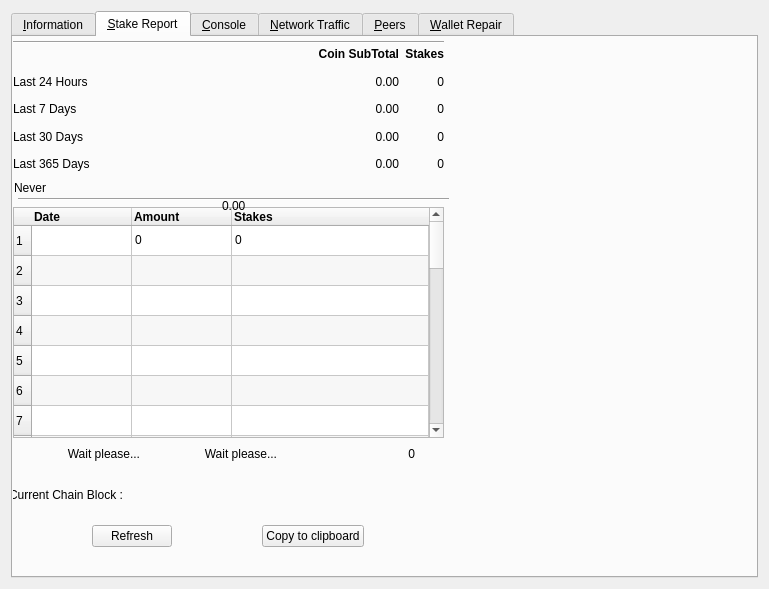
Before: the Qt Designer form src/qt/forms/rpcconsole.ui in duality-solutions/Sequence, drawn with Qt 5.
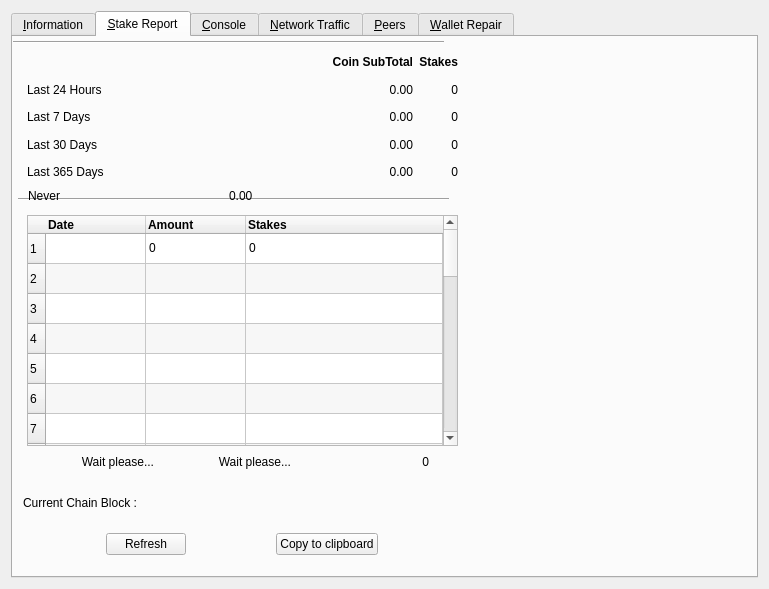
After: the same form once the commit is applied. Icons and pictures are not drawn. Custom widgets are drawn as their Qt base class.

Commit message: Better align Stake Report Page

```diff
--- a/src/qt/forms/rpcconsole.ui
+++ b/src/qt/forms/rpcconsole.ui
@@ -427,8 +427,8 @@
       <widget class="QWidget" name="horizontalLayoutWidget">
        <property name="geometry">
         <rect>
-         <x>-5</x>
-         <y>483</y>
+         <x>9</x>
+         <y>491</y>
          <width>441</width>
          <height>32</height>
         </rect>
@@ -506,8 +506,8 @@
       <widget class="QWidget" name="gridLayoutWidget2">
        <property name="geometry">
         <rect>
-         <x>-5</x>
-         <y>402</y>
+         <x>9</x>
+         <y>410</y>
          <width>442</width>
          <height>30</height>
         </rect>
@@ -590,13 +590,13 @@
       <widget class="QWidget" name="horizontalLayoutWidget2">
        <property name="geometry">
         <rect>
-         <x>1</x>
-         <y>136</y>
+         <x>15</x>
+         <y>144</y>
          <width>431</width>
          <height>30</height>
         </rect>
        </property>
-       <layout class="QHBoxLayout" name="horizontalLayout2" stretch="0">
+       <layout class="QHBoxLayout" name="horizontalLayout2" stretch="0,0">
         <property name="sizeConstraint">
          <enum>QLayout::SetDefaultConstraint</enum>
         </property>
@@ -632,13 +632,43 @@
           </property>
          </widget>
         </item>
+        <item>
+         <widget class="QLabel" name="Amount_Last">
+          <property name="sizePolicy">
+           <sizepolicy hsizetype="Preferred" vsizetype="Preferred">
+            <horstretch>0</horstretch>
+            <verstretch>0</verstretch>
+           </sizepolicy>
+          </property>
+          <property name="font">
+           <font>
+            <pointsize>9</pointsize>
+            <weight>50</weight>
+            <bold>false</bold>
+            <kerning>false</kerning>
+           </font>
+          </property>
+          <property name="toolTip">
+           <string>Coin Earned in last mature Stake</string>
+          </property>
+          <property name="text">
+           <string>0.00</string>
+          </property>
+          <property name="alignment">
+           <set>Qt::AlignLeading|Qt::AlignLeft|Qt::AlignVCenter</set>
+          </property>
+          <property name="margin">
+           <number>2</number>
+          </property>
+         </widget>
+        </item>
        </layout>
       </widget>
       <widget class="QTableWidget" name="StakeReportTable">
        <property name="geometry">
         <rect>
-         <x>0</x>
-         <y>170</y>
+         <x>14</x>
+         <y>178</y>
          <width>431</width>
          <height>231</height>
         </rect>
@@ -797,8 +827,8 @@
       <widget class="QWidget" name="gridLayoutWidget">
        <property name="geometry">
         <rect>
-         <x>0</x>
-         <y>6</y>
+         <x>14</x>
+         <y>14</y>
          <width>431</width>
          <height>132</height>
         </rect>
@@ -1132,8 +1162,8 @@
       <widget class="QLabel" name="L_CurrentBlock">
        <property name="geometry">
         <rect>
-         <x>-4</x>
-         <y>432</y>
+         <x>10</x>
+         <y>440</y>
          <width>442</width>
          <height>51</height>
         </rect>
@@ -1158,42 +1188,6 @@
         <number>2</number>
        </property>
       </widget>
-      <widget class="QLabel" name="Amount_Last">
-       <property name="geometry">
-        <rect>
-         <x>209</x>
-         <y>155</y>
-         <width>192</width>
-         <height>28</height>
-        </rect>
-       </property>
-       <property name="sizePolicy">
-        <sizepolicy hsizetype="Preferred" vsizetype="Preferred">
-         <horstretch>0</horstretch>
-         <verstretch>0</verstretch>
-        </sizepolicy>
-       </property>
-       <property name="font">
-        <font>
-         <pointsize>9</pointsize>
-         <weight>50</weight>
-         <bold>false</bold>
-         <kerning>false</kerning>
-        </font>
-       </property>
-       <property name="toolTip">
-        <string>Coin Earned in last mature Stake</string>
-       </property>
-       <property name="text">
-        <string>0.00</string>
-       </property>
-       <property name="alignment">
-        <set>Qt::AlignLeading|Qt::AlignLeft|Qt::AlignVCenter</set>
-       </property>
-       <property name="margin">
-        <number>2</number>
-       </property>
-      </widget>
      </widget>
      <widget class="QWidget" name="tab_console">
       <attribute name="title">
```
